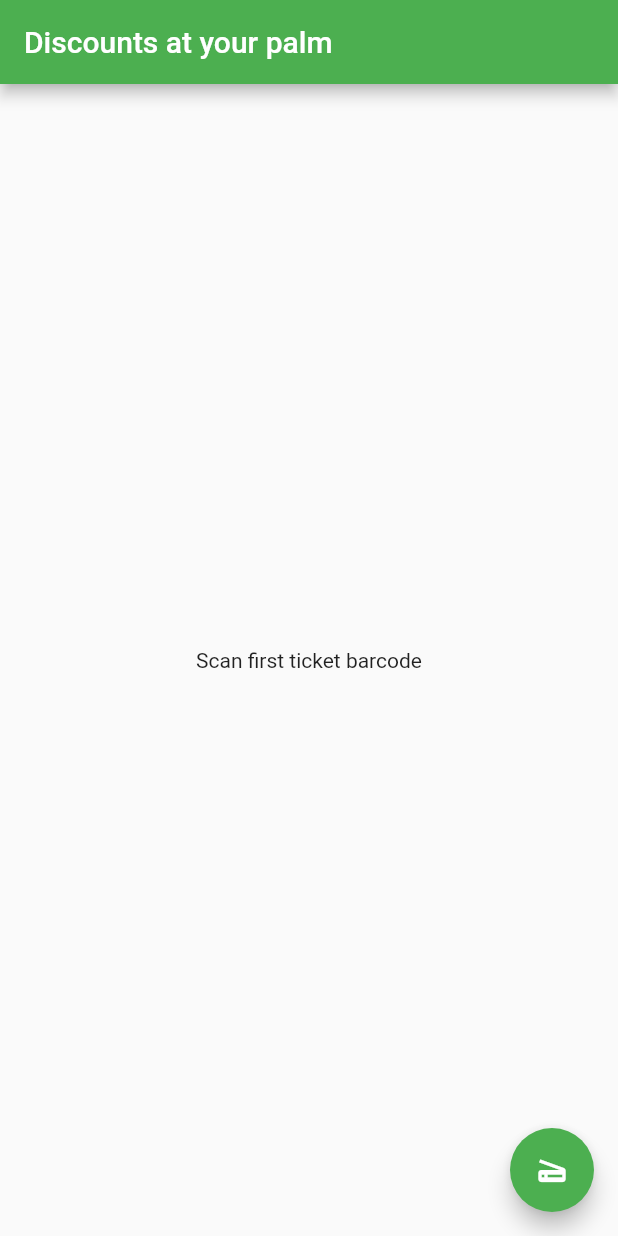
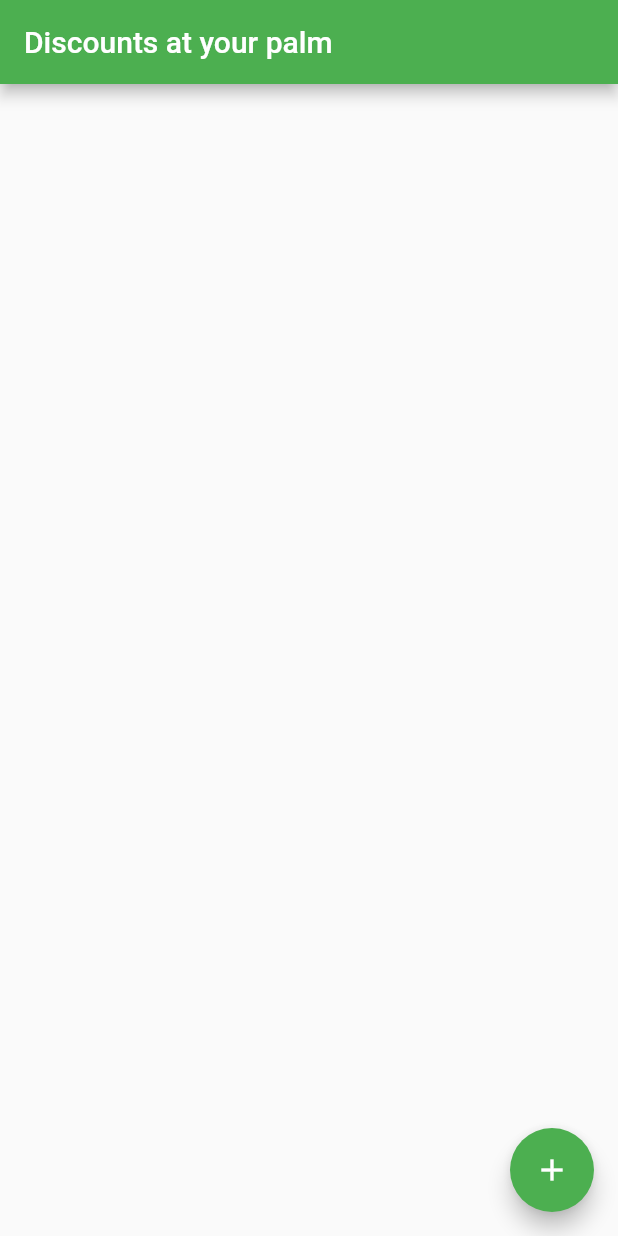
Before and after one commit to alorma/DiscountsApp, a Flutter app: the screen it shows after launch, on a phone screen of 412 x 824 dp. Run offline on Flutter 3.47's test engine with Material 2 defaults, Android fonts, the light colour scheme and no system bars; missing offline and left inert: barcode_scan.

Commit message:
Add create ticket screen

```diff
--- a/lib/main.dart
+++ b/lib/main.dart
@@ -1,4 +1,4 @@
-import 'package:barcode_scan/barcode_scan.dart';
+import 'package:app/new_ticket.dart';
 import 'package:flutter/material.dart';
 
 void main() {
@@ -6,16 +6,19 @@ void main() {
 }
 
 class MyApp extends StatelessWidget {
-  // This widget is the root of your application.
   @override
   Widget build(BuildContext context) {
     return MaterialApp(
       title: 'Discounts',
+      initialRoute: '/',
+      routes: {
+        '/': (context) => MyHomePage(title: 'Discounts at your palm'),
+        '/newTicket': (context) => CreateTicketScreen()
+      },
       theme: ThemeData(
         primarySwatch: Colors.green,
         visualDensity: VisualDensity.adaptivePlatformDensity,
       ),
-      home: MyHomePage(title: 'Discounts at your palm'),
     );
   }
 }
@@ -30,15 +33,6 @@ class MyHomePage extends StatefulWidget {
 }
 
 class _MyHomePageState extends State<MyHomePage> {
-  ScanResult _scanResult;
-
-  void _scanBarcode() async {
-    var result = await BarcodeScanner.scan();
-    setState(() {
-      _scanResult = result;
-    });
-  }
-
   @override
   Widget build(BuildContext context) {
     return Scaffold(
@@ -48,29 +42,16 @@ class _MyHomePageState extends State<MyHomePage> {
       body: Center(
         child: Column(
           mainAxisAlignment: MainAxisAlignment.center,
-          children: <Widget>[
-            _scanResult != null
-                ? scanResultWidget(context)
-                : Text('Scan first ticket barcode'),
-          ],
+          children: <Widget>[],
         ),
       ),
       floatingActionButton: FloatingActionButton(
-        onPressed: _scanBarcode,
-        tooltip: 'Scan',
-        child: Icon(Icons.scanner),
+        onPressed: () {
+          Navigator.pushNamed(context, '/newTicket');
+        },
+        tooltip: 'Add',
+        child: Icon(Icons.add),
       ),
     );
   }
-
-  Column scanResultWidget(BuildContext context) {
-    return Column(
-      children: <Widget>[
-        Text('Type: ${_scanResult.type}'),
-        Text('Raw: ${_scanResult.rawContent}'),
-        Text('Format: ${_scanResult.format}'),
-        Text('Format note: ${_scanResult.formatNote}'),
-      ],
-    );
-  }
 }
```
Also changed, not shown: lib/new_ticket.dart (added, +58 -0 lines).
